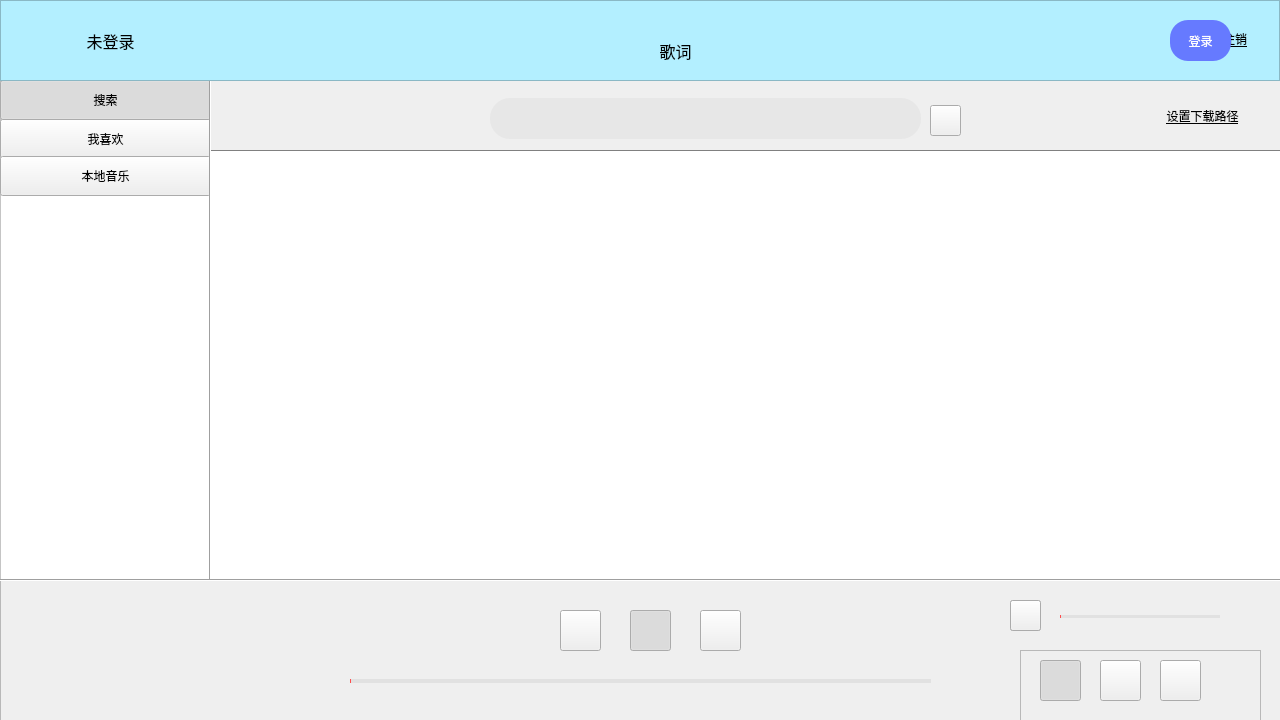
Qt form musicplayer.ui (ThunderStones/qt-MusicPlayer) before a commit.
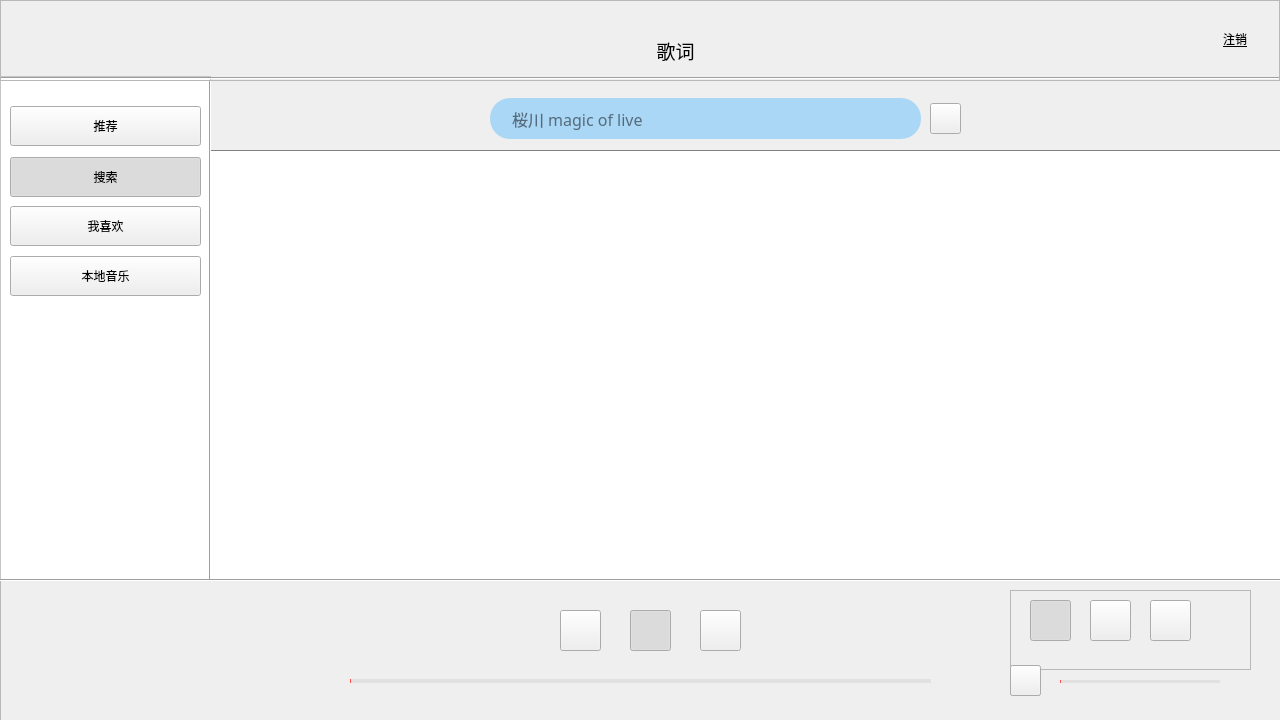
The same form after that commit. Icons and pictures are not drawn. Custom widgets are drawn as their Qt base class.

```diff
--- a/musicplayer.ui
+++ b/musicplayer.ui
@@ -42,9 +42,9 @@
    <widget class="QPushButton" name="likeListBtn">
     <property name="geometry">
      <rect>
-      <x>0</x>
-      <y>43</y>
-      <width>211</width>
+      <x>10</x>
+      <y>130</y>
+      <width>191</width>
       <height>40</height>
      </rect>
     </property>
@@ -61,9 +61,9 @@
    <widget class="QPushButton" name="localListBtn">
     <property name="geometry">
      <rect>
-      <x>0</x>
-      <y>80</y>
-      <width>211</width>
+      <x>10</x>
+      <y>180</y>
+      <width>191</width>
       <height>40</height>
      </rect>
     </property>
@@ -80,9 +80,9 @@
    <widget class="QPushButton" name="searchBtn_2">
     <property name="geometry">
      <rect>
-      <x>0</x>
-      <y>4</y>
-      <width>211</width>
+      <x>10</x>
+      <y>81</y>
+      <width>191</width>
       <height>40</height>
      </rect>
     </property>
@@ -99,6 +99,28 @@
      <bool>true</bool>
     </property>
    </widget>
+   <widget class="QPushButton" name="firstWidgetBtn">
+    <property name="geometry">
+     <rect>
+      <x>10</x>
+      <y>30</y>
+      <width>191</width>
+      <height>40</height>
+     </rect>
+    </property>
+    <property name="text">
+     <string>推荐</string>
+    </property>
+    <property name="shortcut">
+     <string>Alt+1</string>
+    </property>
+    <property name="checkable">
+     <bool>true</bool>
+    </property>
+    <property name="autoExclusive">
+     <bool>true</bool>
+    </property>
+   </widget>
   </widget>
   <widget class="QStackedWidget" name="stackedWidget">
    <property name="geometry">
@@ -125,21 +147,35 @@
        <height>41</height>
       </rect>
      </property>
+     <property name="font">
+      <font>
+       <family>Bahnschrift</family>
+       <pointsize>12</pointsize>
+       <weight>50</weight>
+       <bold>false</bold>
+      </font>
+     </property>
+     <property name="toolTip">
+      <string/>
+     </property>
      <property name="styleSheet">
       <string notr="true">#searchText{
 	border-radius: 20px;
-	background-color: rgb(231, 231, 231);
+	background-color: rgba(102, 190, 252, 0.5);
 	padding-left: 20px;
 	padding-right: 20px;
 
 }</string>
      </property>
+     <property name="placeholderText">
+      <string>桜川 magic of live</string>
+     </property>
     </widget>
     <widget class="QPushButton" name="searchBtn">
      <property name="geometry">
       <rect>
        <x>720</x>
-       <y>25</y>
+       <y>23</y>
        <width>31</width>
        <height>31</height>
       </rect>
@@ -175,7 +211,7 @@
     <widget class="QPushButton" name="downloadPath">
      <property name="geometry">
       <rect>
-       <x>932</x>
+       <x>890</x>
        <y>20</y>
        <width>121</width>
        <height>31</height>
@@ -195,7 +231,7 @@
 }</string>
      </property>
      <property name="text">
-      <string>设置下载路径</string>
+      <string/>
      </property>
     </widget>
    </widget>
@@ -340,8 +376,8 @@
    <widget class="QFrame" name="playMode">
     <property name="geometry">
      <rect>
-      <x>1020</x>
-      <y>70</y>
+      <x>1010</x>
+      <y>10</y>
       <width>241</width>
       <height>80</height>
      </rect>
@@ -527,7 +563,7 @@
     <property name="geometry">
      <rect>
       <x>1010</x>
-      <y>20</y>
+      <y>85</y>
       <width>31</width>
       <height>31</height>
      </rect>
@@ -540,7 +576,7 @@
     <property name="geometry">
      <rect>
       <x>1060</x>
-      <y>25</y>
+      <y>90</y>
       <width>160</width>
       <height>22</height>
      </rect>
@@ -587,7 +623,7 @@
     <property name="geometry">
      <rect>
       <x>1010</x>
-      <y>20</y>
+      <y>85</y>
       <width>31</width>
       <height>31</height>
      </rect>
@@ -663,8 +699,8 @@
    </property>
    <property name="styleSheet">
     <string notr="true">#frame2{
-	
-	background-color: rgb(179, 239, 255);
+background-color:rgb(102, 190, 252
+);
 }</string>
    </property>
    <property name="frameShape">
@@ -685,7 +721,7 @@
     <property name="font">
      <font>
       <family>华文中宋</family>
-      <pointsize>12</pointsize>
+      <pointsize>14</pointsize>
      </font>
     </property>
     <property name="text">
@@ -719,50 +755,56 @@
      <string>注销</string>
     </property>
    </widget>
-   <widget class="QLabel" name="userNickName">
-    <property name="geometry">
-     <rect>
-      <x>20</x>
-      <y>20</y>
-      <width>181</width>
-      <height>41</height>
-     </rect>
-    </property>
-    <property name="font">
-     <font>
-      <family>新宋体</family>
-      <pointsize>12</pointsize>
-     </font>
-    </property>
-    <property name="text">
-     <string>未登录</string>
-    </property>
-    <property name="alignment">
-     <set>Qt::AlignCenter</set>
-    </property>
-   </widget>
    <widget class="QPushButton" name="loginBtn">
     <property name="geometry">
      <rect>
-      <x>1170</x>
+      <x>50</x>
       <y>20</y>
-      <width>61</width>
+      <width>41</width>
       <height>41</height>
      </rect>
     </property>
+    <property name="font">
+     <font>
+      <family>等线</family>
+      <pointsize>12</pointsize>
+      <weight>75</weight>
+      <bold>true</bold>
+      <underline>false</underline>
+     </font>
+    </property>
     <property name="cursor">
      <cursorShape>PointingHandCursor</cursorShape>
     </property>
     <property name="styleSheet">
      <string notr="true">QPushButton{
 	border: 0px;
-	border-radius: 18px;
-	background-color: rgb(102, 122, 255);
-	color: #fdfdfd;
+}
+#loginBtn{
+    image: url(:/image/user.png);
 }</string>
     </property>
     <property name="text">
-     <string>登录</string>
+     <string/>
+    </property>
+   </widget>
+   <widget class="QLabel" name="userNickName">
+    <property name="geometry">
+     <rect>
+      <x>100</x>
+      <y>20</y>
+      <width>121</width>
+      <height>41</height>
+     </rect>
+    </property>
+    <property name="font">
+     <font>
+      <family>新宋体</family>
+      <pointsize>20</pointsize>
+     </font>
+    </property>
+    <property name="text">
+     <string/>
     </property>
    </widget>
   </widget>
```
Left out of the diff: 49 changed lines with no effect on the pictures.
